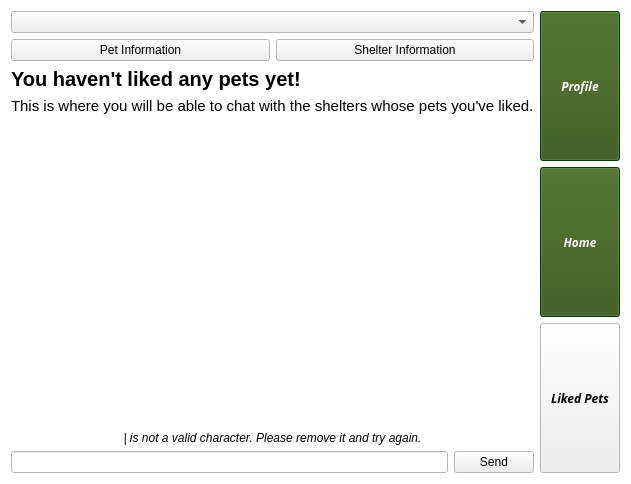
The window that pet_tinder/gui/petlist.ui (CS-205-S21/team_1_4) describes before a commit, drawn with Qt 5.
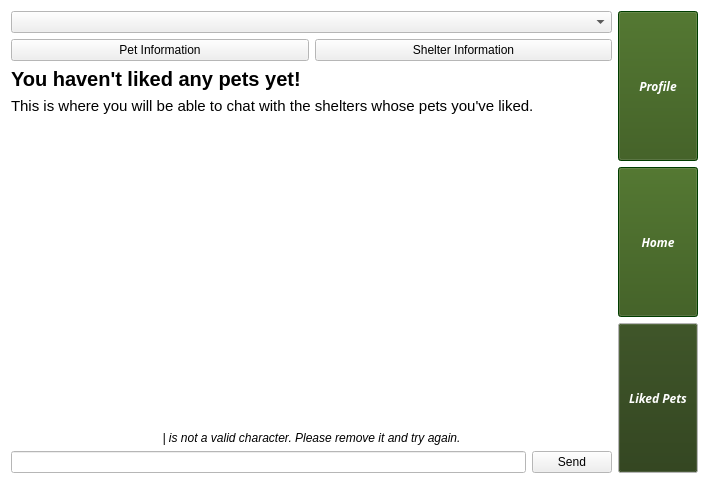
The same window after the commit.

Commit message: Updated visuals for GUI but GUI crashes

What changed in the file:
```diff
--- a/pet_tinder/gui/petlist.ui
+++ b/pet_tinder/gui/petlist.ui
@@ -6,7 +6,7 @@
    <rect>
     <x>0</x>
     <y>0</y>
-    <width>600</width>
+    <width>709</width>
     <height>484</height>
    </rect>
   </property>
@@ -1289,6 +1289,70 @@
            <height>10000</height>
           </size>
          </property>
+         <property name="palette">
+          <palette>
+           <active>
+            <colorrole role="Button">
+             <brush brushstyle="SolidPattern">
+              <color alpha="255">
+               <red>38</red>
+               <green>59</green>
+               <blue>18</blue>
+              </color>
+             </brush>
+            </colorrole>
+            <colorrole role="ButtonText">
+             <brush brushstyle="SolidPattern">
+              <color alpha="255">
+               <red>255</red>
+               <green>255</green>
+               <blue>255</blue>
+              </color>
+             </brush>
+            </colorrole>
+           </active>
+           <inactive>
+            <colorrole role="Button">
+             <brush brushstyle="SolidPattern">
+              <color alpha="255">
+               <red>38</red>
+               <green>59</green>
+               <blue>18</blue>
+              </color>
+             </brush>
+            </colorrole>
+            <colorrole role="ButtonText">
+             <brush brushstyle="SolidPattern">
+              <color alpha="255">
+               <red>255</red>
+               <green>255</green>
+               <blue>255</blue>
+              </color>
+             </brush>
+            </colorrole>
+           </inactive>
+           <disabled>
+            <colorrole role="Button">
+             <brush brushstyle="SolidPattern">
+              <color alpha="255">
+               <red>38</red>
+               <green>59</green>
+               <blue>18</blue>
+              </color>
+             </brush>
+            </colorrole>
+            <colorrole role="ButtonText">
+             <brush brushstyle="SolidPattern">
+              <color alpha="255">
+               <red>255</red>
+               <green>255</green>
+               <blue>255</blue>
+              </color>
+             </brush>
+            </colorrole>
+           </disabled>
+          </palette>
+         </property>
          <property name="font">
           <font>
            <family>Purisa</family>
```
The commit also changes 4 other files.
